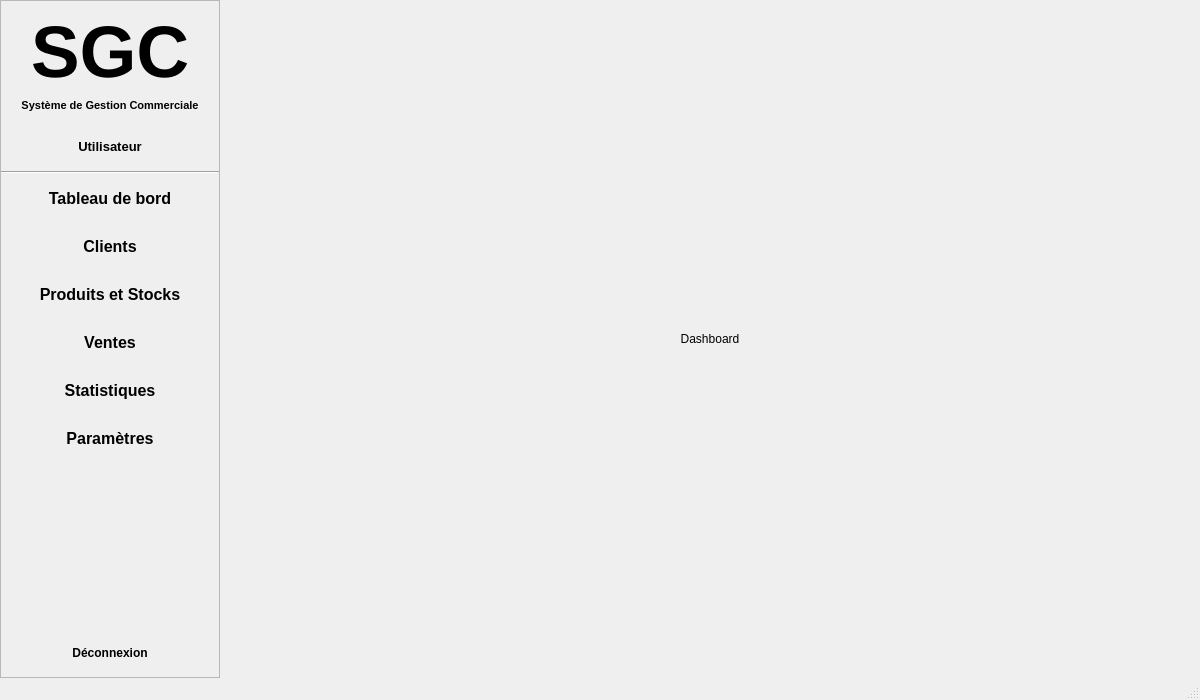
debeadama/gestion_commerciale, file views/ui/main_window.ui: the form before one commit.
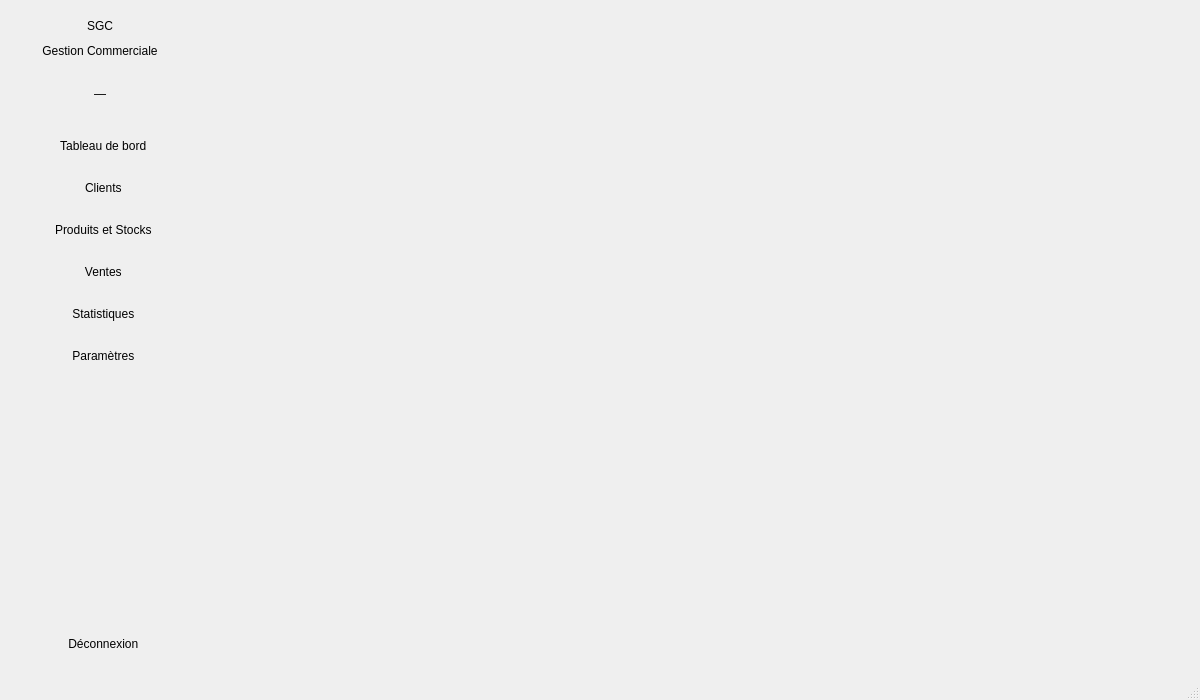
The form after the commit.

Commit message: Refactoring complet : sécurité, UX, style et page de connexion

Patch:
```diff
--- a/views/ui/main_window.ui
+++ b/views/ui/main_window.ui
@@ -11,10 +11,7 @@
    </rect>
   </property>
   <property name="minimumSize">
-   <size>
-    <width>1200</width>
-    <height>700</height>
-   </size>
+   <size><width>1100</width><height>650</height></size>
   </property>
   <property name="windowTitle">
    <string>Système de Gestion Commerciale</string>
@@ -38,79 +35,38 @@
     </property>
     <item>
      <widget class="QFrame" name="sidebar">
-      <property name="minimumSize">
-       <size>
-        <width>220</width>
-        <height>0</height>
-       </size>
-      </property>
-      <property name="maximumSize">
-       <size>
-        <width>220</width>
-        <height>16777215</height>
-       </size>
-      </property>
-      <property name="frameShape">
-       <enum>QFrame::Shape::StyledPanel</enum>
-      </property>
+      <property name="minimumSize"><size><width>200</width><height>0</height></size></property>
+      <property name="maximumSize"><size><width>200</width><height>16777215</height></size></property>
+      <property name="frameShape"><enum>QFrame::Shape::NoFrame</enum></property>
       <layout class="QVBoxLayout" name="sidebar_layout">
-       <property name="spacing">
-        <number>0</number>
-       </property>
-       <property name="leftMargin">
-        <number>0</number>
-       </property>
-       <property name="topMargin">
-        <number>0</number>
-       </property>
-       <property name="rightMargin">
-        <number>0</number>
-       </property>
-       <property name="bottomMargin">
-        <number>0</number>
-       </property>
+       <property name="spacing"><number>2</number></property>
+       <property name="leftMargin"><number>0</number></property>
+       <property name="topMargin"><number>0</number></property>
+       <property name="rightMargin"><number>0</number></property>
+       <property name="bottomMargin"><number>16</number></property>
+
+       <!-- Logo -->
        <item>
         <widget class="QFrame" name="title_frame">
-         <property name="minimumSize">
-          <size>
-           <width>0</width>
-           <height>90</height>
-          </size>
-         </property>
-         <property name="styleSheet">
-          <string notr="true"/>
-         </property>
+         <property name="minimumSize"><size><width>0</width><height>72</height></size></property>
+         <property name="maximumSize"><size><width>16777215</width><height>72</height></size></property>
+         <property name="frameShape"><enum>QFrame::Shape::NoFrame</enum></property>
          <layout class="QVBoxLayout" name="title_layout">
+          <property name="leftMargin"><number>0</number></property>
+          <property name="topMargin"><number>14</number></property>
+          <property name="rightMargin"><number>0</number></property>
+          <property name="bottomMargin"><number>10</number></property>
+          <property name="spacing"><number>1</number></property>
           <item>
            <widget class="QLabel" name="app_title">
-            <property name="font">
-             <font>
-              <pointsize>55</pointsize>
-              <bold>true</bold>
-             </font>
-            </property>
-            <property name="text">
-             <string>SGC</string>
-            </property>
-            <property name="alignment">
-             <set>Qt::AlignmentFlag::AlignCenter</set>
-            </property>
+            <property name="text"><string>SGC</string></property>
+            <property name="alignment"><set>Qt::AlignmentFlag::AlignCenter</set></property>
            </widget>
           </item>
           <item>
            <widget class="QLabel" name="app_subtitle">
-            <property name="font">
-             <font>
-              <pointsize>8</pointsize>
-              <bold>true</bold>
-             </font>
-            </property>
-            <property name="text">
-             <string>Système de Gestion Commerciale</string>
-            </property>
-            <property name="alignment">
-             <set>Qt::AlignmentFlag::AlignCenter</set>
-            </property>
+            <property name="text"><string>Gestion Commerciale</string></property>
+            <property name="alignment"><set>Qt::AlignmentFlag::AlignCenter</set></property>
            </widget>
           </item>
          </layout>
@@ -118,221 +74,87 @@
        </item>
        <item>
         <widget class="QLabel" name="user_info">
-         <property name="minimumSize">
-          <size>
-           <width>0</width>
-           <height>50</height>
-          </size>
-         </property>
-         <property name="font">
-          <font>
-           <pointsize>10</pointsize>
-           <bold>true</bold>
-          </font>
-         </property>
-         <property name="text">
-          <string>Utilisateur</string>
-         </property>
-         <property name="alignment">
-          <set>Qt::AlignmentFlag::AlignCenter</set>
-         </property>
-         <property name="wordWrap">
-          <bool>true</bool>
-         </property>
+         <property name="minimumSize"><size><width>0</width><height>40</height></size></property>
+         <property name="maximumSize"><size><width>16777215</width><height>40</height></size></property>
+         <property name="text"><string>—</string></property>
+         <property name="alignment"><set>Qt::AlignmentFlag::AlignCenter</set></property>
+         <property name="wordWrap"><bool>true</bool></property>
         </widget>
        </item>
        <item>
-        <widget class="QFrame" name="separator">
-         <property name="frameShape">
-          <enum>QFrame::Shape::HLine</enum>
-         </property>
-         <property name="frameShadow">
-          <enum>QFrame::Shadow::Sunken</enum>
-         </property>
+        <widget class="QWidget" name="sep_spacer" native="true">
+         <property name="minimumSize"><size><width>0</width><height>8</height></size></property>
+         <property name="maximumSize"><size><width>16777215</width><height>8</height></size></property>
         </widget>
        </item>
+
+       <!-- Navigation -->
        <item>
         <widget class="QPushButton" name="btn_dashboard">
-         <property name="minimumSize">
-          <size>
-           <width>0</width>
-           <height>48</height>
-          </size>
-         </property>
-         <property name="font">
-          <font>
-           <pointsize>12</pointsize>
-           <bold>true</bold>
-          </font>
-         </property>
-         <property name="text">
-          <string>Tableau de bord</string>
-         </property>
-         <property name="checkable">
-          <bool>true</bool>
-         </property>
-         <property name="flat">
-          <bool>true</bool>
-         </property>
+         <property name="minimumSize"><size><width>0</width><height>40</height></size></property>
+         <property name="maximumSize"><size><width>16777215</width><height>40</height></size></property>
+         <property name="text"><string>  Tableau de bord</string></property>
+         <property name="checkable"><bool>true</bool></property>
+         <property name="flat"><bool>true</bool></property>
         </widget>
        </item>
        <item>
         <widget class="QPushButton" name="btn_clients">
-         <property name="minimumSize">
-          <size>
-           <width>0</width>
-           <height>48</height>
-          </size>
-         </property>
-         <property name="font">
-          <font>
-           <pointsize>12</pointsize>
-           <bold>true</bold>
-          </font>
-         </property>
-         <property name="text">
-          <string>Clients</string>
-         </property>
-         <property name="checkable">
-          <bool>true</bool>
-         </property>
-         <property name="flat">
-          <bool>true</bool>
-         </property>
+         <property name="minimumSize"><size><width>0</width><height>40</height></size></property>
+         <property name="maximumSize"><size><width>16777215</width><height>40</height></size></property>
+         <property name="text"><string>  Clients</string></property>
+         <property name="checkable"><bool>true</bool></property>
+         <property name="flat"><bool>true</bool></property>
         </widget>
        </item>
        <item>
         <widget class="QPushButton" name="btn_products">
-         <property name="minimumSize">
-          <size>
-           <width>0</width>
-           <height>48</height>
-          </size>
-         </property>
-         <property name="font">
-          <font>
-           <pointsize>12</pointsize>
-           <bold>true</bold>
-          </font>
-         </property>
-         <property name="text">
-          <string>Produits et Stocks</string>
-         </property>
-         <property name="checkable">
-          <bool>true</bool>
-         </property>
-         <property name="flat">
-          <bool>true</bool>
-         </property>
+         <property name="minimumSize"><size><width>0</width><height>40</height></size></property>
+         <property name="maximumSize"><size><width>16777215</width><height>40</height></size></property>
+         <property name="text"><string>  Produits et Stocks</string></property>
+         <property name="checkable"><bool>true</bool></property>
+         <property name="flat"><bool>true</bool></property>
         </widget>
        </item>
        <item>
         <widget class="QPushButton" name="btn_sales">
-         <property name="minimumSize">
-          <size>
-           <width>0</width>
-           <height>48</height>
-          </size>
-         </property>
-         <property name="font">
-          <font>
-           <pointsize>12</pointsize>
-           <bold>true</bold>
-          </font>
-         </property>
-         <property name="text">
-          <string>Ventes</string>
-         </property>
-         <property name="checkable">
-          <bool>true</bool>
-         </property>
-         <property name="flat">
-          <bool>true</bool>
-         </property>
+         <property name="minimumSize"><size><width>0</width><height>40</height></size></property>
+         <property name="maximumSize"><size><width>16777215</width><height>40</height></size></property>
+         <property name="text"><string>  Ventes</string></property>
+         <property name="checkable"><bool>true</bool></property>
+         <property name="flat"><bool>true</bool></property>
         </widget>
        </item>
        <item>
         <widget class="QPushButton" name="btn_stats">
-         <property name="minimumSize">
-          <size>
-           <width>0</width>
-           <height>48</height>
-          </size>
-         </property>
-         <property name="font">
-          <font>
-           <pointsize>12</pointsize>
-           <bold>true</bold>
-          </font>
-         </property>
-         <property name="text">
-          <string>Statistiques</string>
-         </property>
-         <property name="checkable">
-          <bool>true</bool>
-         </property>
-         <property name="flat">
-          <bool>true</bool>
-         </property>
+         <property name="minimumSize"><size><width>0</width><height>40</height></size></property>
+         <property name="maximumSize"><size><width>16777215</width><height>40</height></size></property>
+         <property name="text"><string>  Statistiques</string></property>
+         <property name="checkable"><bool>true</bool></property>
+         <property name="flat"><bool>true</bool></property>
         </widget>
        </item>
        <item>
         <widget class="QPushButton" name="btn_settings">
-         <property name="minimumSize">
-          <size>
-           <width>0</width>
-           <height>48</height>
-          </size>
-         </property>
-         <property name="font">
-          <font>
-           <pointsize>12</pointsize>
-           <bold>true</bold>
-          </font>
-         </property>
-         <property name="text">
-          <string>Paramètres</string>
-         </property>
-         <property name="checkable">
-          <bool>true</bool>
-         </property>
-         <property name="flat">
-          <bool>true</bool>
-         </property>
+         <property name="minimumSize"><size><width>0</width><height>40</height></size></property>
+         <property name="maximumSize"><size><width>16777215</width><height>40</height></size></property>
+         <property name="text"><string>  Paramètres</string></property>
+         <property name="checkable"><bool>true</bool></property>
+         <property name="flat"><bool>true</bool></property>
         </widget>
        </item>
        <item>
         <spacer name="sidebar_spacer">
-         <property name="orientation">
-          <enum>Qt::Orientation::Vertical</enum>
-         </property>
-         <property name="sizeHint" stdset="0">
-          <size>
-           <width>20</width>
-           <height>40</height>
-          </size>
-         </property>
+         <property name="orientation"><enum>Qt::Orientation::Vertical</enum></property>
+         <property name="sizeHint" stdset="0"><size><width>0</width><height>20</height></size></property>
         </spacer>
        </item>
        <item>
         <widget class="QPushButton" name="btn_logout">
-         <property name="minimumSize">
-          <size>
-           <width>0</width>
-           <height>48</height>
-          </size>
-         </property>
-         <property name="font">
-          <font>
-           <bold>true</bold>
-          </font>
-         </property>
-         <property name="text">
-          <string>Déconnexion</string>
-         </property>
-         <property name="flat">
-          <bool>true</bool>
-         </property>
+         <property name="minimumSize"><size><width>0</width><height>36</height></size></property>
+         <property name="maximumSize"><size><width>16777215</width><height>36</height></size></property>
+         <property name="text"><string>  Déconnexion</string></property>
+         <property name="flat"><bool>true</bool></property>
         </widget>
        </item>
       </layout>
@@ -340,90 +162,12 @@
     </item>
     <item>
      <widget class="QStackedWidget" name="content_area">
-      <widget class="QWidget" name="page_dashboard">
-       <layout class="QVBoxLayout">
-        <item>
-         <widget class="QLabel" name="lbl_dashboard">
-          <property name="text">
-           <string>Dashboard</string>
-          </property>
-          <property name="alignment">
-           <set>Qt::AlignmentFlag::AlignCenter</set>
-          </property>
-         </widget>
-        </item>
-       </layout>
-      </widget>
-      <widget class="QWidget" name="page_clients">
-       <layout class="QVBoxLayout">
-        <item>
-         <widget class="QLabel" name="lbl_clients">
-          <property name="text">
-           <string>Gestion des Clients</string>
-          </property>
-          <property name="alignment">
-           <set>Qt::AlignmentFlag::AlignCenter</set>
-          </property>
-         </widget>
-        </item>
-       </layout>
-      </widget>
-      <widget class="QWidget" name="page_products">
-       <layout class="QVBoxLayout">
-        <item>
-         <widget class="QLabel" name="lbl_products">
-          <property name="text">
-           <string>Gestion des Produits et Stock</string>
-          </property>
-          <property name="alignment">
-           <set>Qt::AlignmentFlag::AlignCenter</set>
-          </property>
-         </widget>
-        </item>
-       </layout>
-      </widget>
-      <widget class="QWidget" name="page_sales">
-       <layout class="QVBoxLayout">
-        <item>
-         <widget class="QLabel" name="lbl_sales">
-          <property name="text">
-           <string>Gestion des Ventes</string>
-          </property>
-          <property name="alignment">
-           <set>Qt::AlignmentFlag::AlignCenter</set>
-          </property>
-         </widget>
-        </item>
-       </layout>
-      </widget>
-      <widget class="QWidget" name="page_stats">
-       <layout class="QVBoxLayout">
-        <item>
-         <widget class="QLabel" name="lbl_stats">
-          <property name="text">
-           <string>Statistiques et Rapports</string>
-          </property>
-          <property name="alignment">
-           <set>Qt::AlignmentFlag::AlignCenter</set>
-          </property>
-         </widget>
-        </item>
-       </layout>
-      </widget>
-      <widget class="QWidget" name="page_settings">
-       <layout class="QVBoxLayout">
-        <item>
-         <widget class="QLabel" name="lbl_settings">
-          <property name="text">
-           <string>Parametres</string>
-          </property>
-          <property name="alignment">
-           <set>Qt::AlignmentFlag::AlignCenter</set>
-          </property>
-         </widget>
-        </item>
-       </layout>
-      </widget>
+      <widget class="QWidget" name="page_dashboard"/>
+      <widget class="QWidget" name="page_clients"/>
+      <widget class="QWidget" name="page_products"/>
+      <widget class="QWidget" name="page_sales"/>
+      <widget class="QWidget" name="page_stats"/>
+      <widget class="QWidget" name="page_settings"/>
      </widget>
     </item>
    </layout>
```
Left out of the diff: 42 changed lines with no effect on the pictures. The commit also changes 34 other files.
